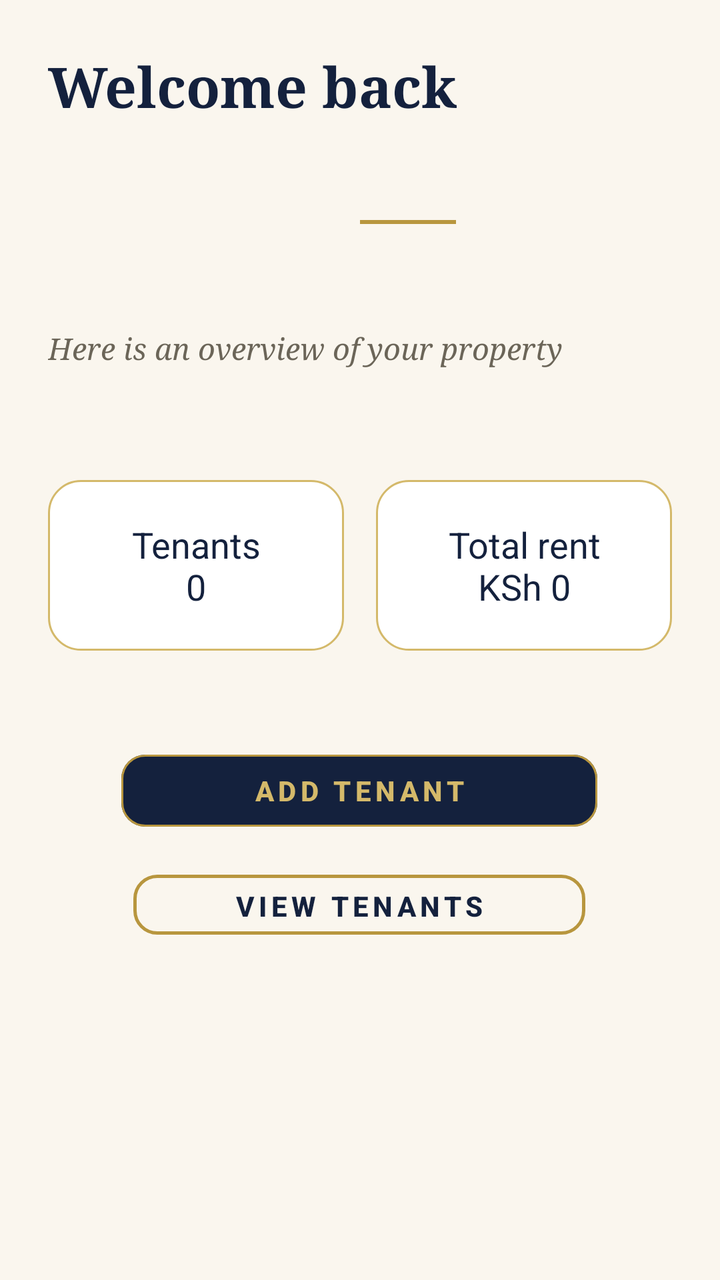
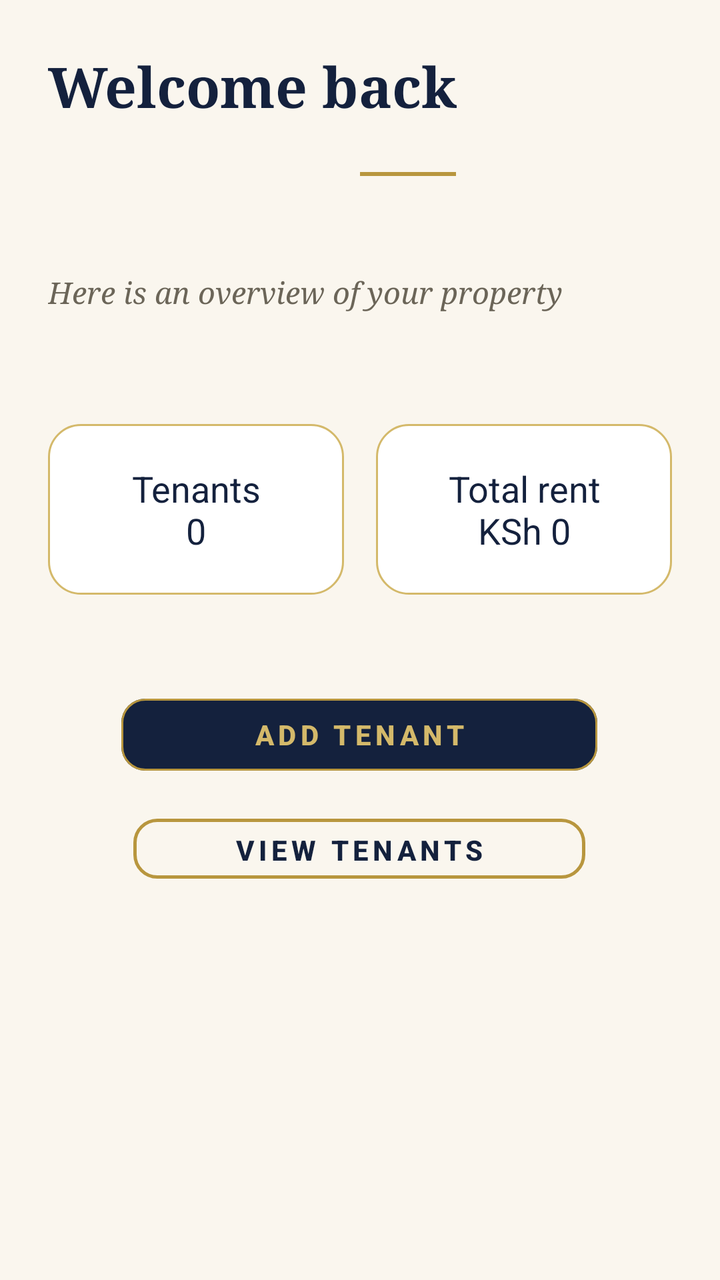

Two renders of the same Android screen: before a commit and after it. Below are the layout's source before the change and the commit's diff.
<!-- AndroidManifest.xml: application theme Theme.TenantManagementSystem -->
<!-- res/layout/fragment_dashboard.xml -->
<?xml version="1.0" encoding="utf-8"?>
<androidx.constraintlayout.widget.ConstraintLayout
    xmlns:android="http://schemas.android.com/apk/res/android"
    xmlns:app="http://schemas.android.com/apk/res-auto"
    android:layout_width="match_parent"
    android:layout_height="match_parent"
    android:padding="24dp">

    <TextView
        android:id="@+id/welcomeTextView"
        android:layout_width="wrap_content"
        android:layout_height="wrap_content"
        android:text="Welcome back"
        android:fontFamily="serif"
        android:textStyle="bold"
        android:textSize="28sp"
        android:textColor="@color/royal_navy"
        app:layout_constraintTop_toTopOf="parent"
        app:layout_constraintStart_toStartOf="parent" />

    <View
        android:id="@+id/dividerView"
        android:layout_width="48dp"
        android:layout_height="2dp"
        android:layout_marginStart="156dp"
        android:layout_marginTop="48dp"
        android:background="@color/royal_gold"
        app:layout_constraintStart_toStartOf="parent"
        app:layout_constraintTop_toBottomOf="@id/welcomeTextView" />

    <TextView
        android:id="@+id/overviewTextView"
        android:layout_width="wrap_content"
        android:layout_height="wrap_content"
        android:layout_marginTop="52dp"
        android:fontFamily="serif"
        android:text="Here is an overview of your property"
        android:textColor="@color/ink_muted"
        android:textSize="15sp"
        android:textStyle="italic"
        app:layout_constraintStart_toStartOf="parent"
        app:layout_constraintTop_toBottomOf="@id/dividerView" />

    <TextView
        android:id="@+id/totalRentTextView"
        android:layout_width="0dp"
        android:layout_height="wrap_content"
        android:layout_marginStart="8dp"
        android:background="@drawable/bg_card"
        android:gravity="center"
        android:padding="20dp"
        android:text="Total rent\nKSh 0"
        android:textColor="@color/royal_navy"
        android:textSize="18sp"
        app:layout_constraintBottom_toBottomOf="@id/tenantCountTextView"
        app:layout_constraintEnd_toEndOf="parent"
        app:layout_constraintStart_toEndOf="@id/tenantCountTextView"
        app:layout_constraintTop_toTopOf="@id/tenantCountTextView"
        app:layout_constraintVertical_bias="0.475" />

    <TextView
        android:id="@+id/tenantCountTextView"
        android:layout_width="0dp"
        android:layout_height="wrap_content"
        android:layout_marginTop="56dp"
        android:layout_marginEnd="8dp"
        android:background="@drawable/bg_card"
        android:gravity="center"
        android:padding="20dp"
        android:text="Tenants\n0"
        android:textColor="@color/royal_navy"
        android:textSize="18sp"
        app:layout_constraintEnd_toStartOf="@id/totalRentTextView"
        app:layout_constraintStart_toStartOf="parent"
        app:layout_constraintTop_toBottomOf="@id/overviewTextView" />

    <com.google.android.material.button.MaterialButton
        android:id="@+id/addTenantButton"
        android:layout_width="238dp"
        android:layout_height="44dp"
        android:layout_marginTop="48dp"
        android:letterSpacing="0.15"
        android:text="ADD TENANT"
        android:textColor="@color/royal_gold_light"
        android:textStyle="bold"
        app:backgroundTint="@color/royal_navy"
        app:cornerRadius="12dp"
        app:layout_constraintEnd_toEndOf="parent"
        app:layout_constraintHorizontal_bias="0.496"
        app:layout_constraintStart_toStartOf="parent"
        app:layout_constraintTop_toBottomOf="@id/tenantCountTextView"
        app:strokeColor="@color/royal_gold"
        app:strokeWidth="1dp" />

    <com.google.android.material.button.MaterialButton
        android:id="@+id/viewTenantsButton"
        android:layout_width="226dp"
        android:layout_height="38dp"
        android:layout_marginTop="16dp"
        android:letterSpacing="0.15"
        android:text="VIEW TENANTS"
        android:textColor="@color/royal_navy"
        android:textStyle="bold"
        app:backgroundTint="@android:color/transparent"
        app:cornerRadius="12dp"
        app:layout_constraintEnd_toEndOf="parent"
        app:layout_constraintHorizontal_bias="0.496"
        app:layout_constraintStart_toStartOf="parent"
        app:layout_constraintTop_toBottomOf="@id/addTenantButton"
        app:strokeColor="@color/royal_gold"
        app:strokeWidth="1.5dp" />

</androidx.constraintlayout.widget.ConstraintLayout>
<!-- resources referenced by this layout -->
<resources>
  <color name="ink_muted">#6B6558</color>
  <color name="royal_gold">#B8963E</color>
  <color name="royal_gold_light">#D4B96A</color>
  <color name="royal_navy">#14213D</color>
  <!-- drawable bg_card (drawable) -->
  <?xml version="1.0" encoding="utf-8"?>
  <shape xmlns:android="http://schemas.android.com/apk/res/android"
      android:shape="rectangle">
      <solid android:color="#FFFFFF" />
      <stroke android:width="1dp" android:color="@color/royal_gold_light" />
      <corners android:radius="16dp" />
  </shape>
  <style name="Theme.TenantManagementSystem" parent="Theme.Material3.Light.NoActionBar">
          <item name="colorPrimary">@color/royal_navy</item>
          <item name="android:windowBackground">@color/ivory</item>
          <item name="android:statusBarColor">@color/ivory</item>
          <item name="android:windowLightStatusBar">true</item>
          <item name="android:textColorHint">#9A927F</item>
      </style>
  <color name="ivory">#FAF6EE</color>
</resources>

<!-- the commit's change to res/layout/fragment_dashboard.xml (unified diff, before → after) -->
@@ -23,7 +23,7 @@
         android:layout_width="48dp"
         android:layout_height="2dp"
         android:layout_marginStart="156dp"
-        android:layout_marginTop="48dp"
+        android:layout_marginTop="24dp"
         android:background="@color/royal_gold"
         app:layout_constraintStart_toStartOf="parent"
         app:layout_constraintTop_toBottomOf="@id/welcomeTextView" />
@@ -32,7 +32,7 @@
         android:id="@+id/overviewTextView"
         android:layout_width="wrap_content"
         android:layout_height="wrap_content"
-        android:layout_marginTop="52dp"
+        android:layout_marginTop="48dp"
         android:fontFamily="serif"
         android:text="Here is an overview of your property"
         android:textColor="@color/ink_muted"
